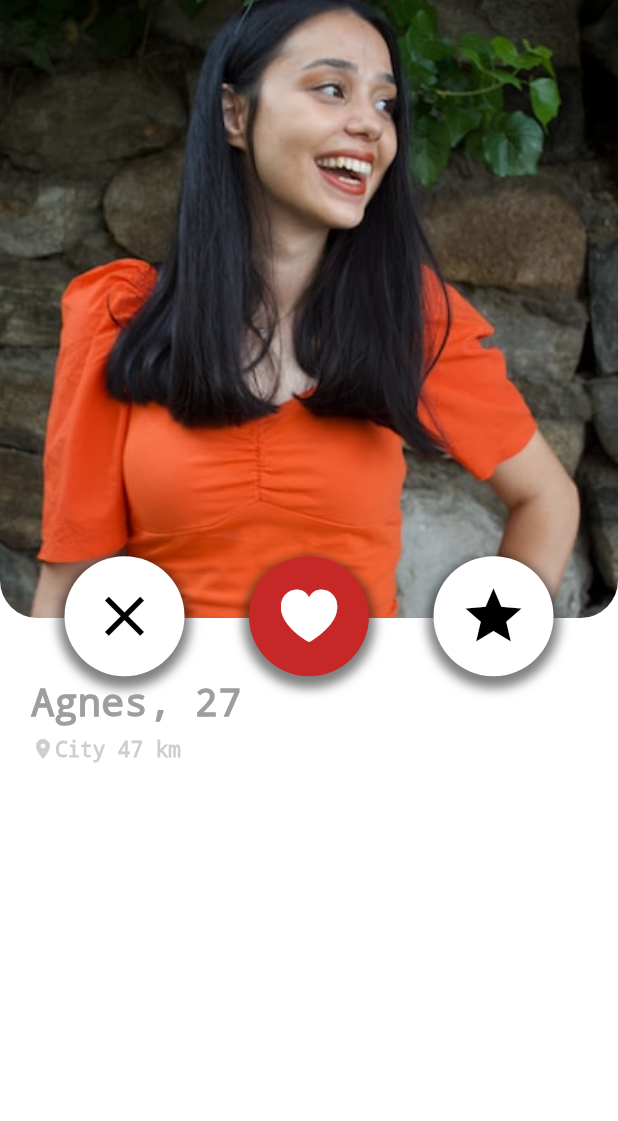
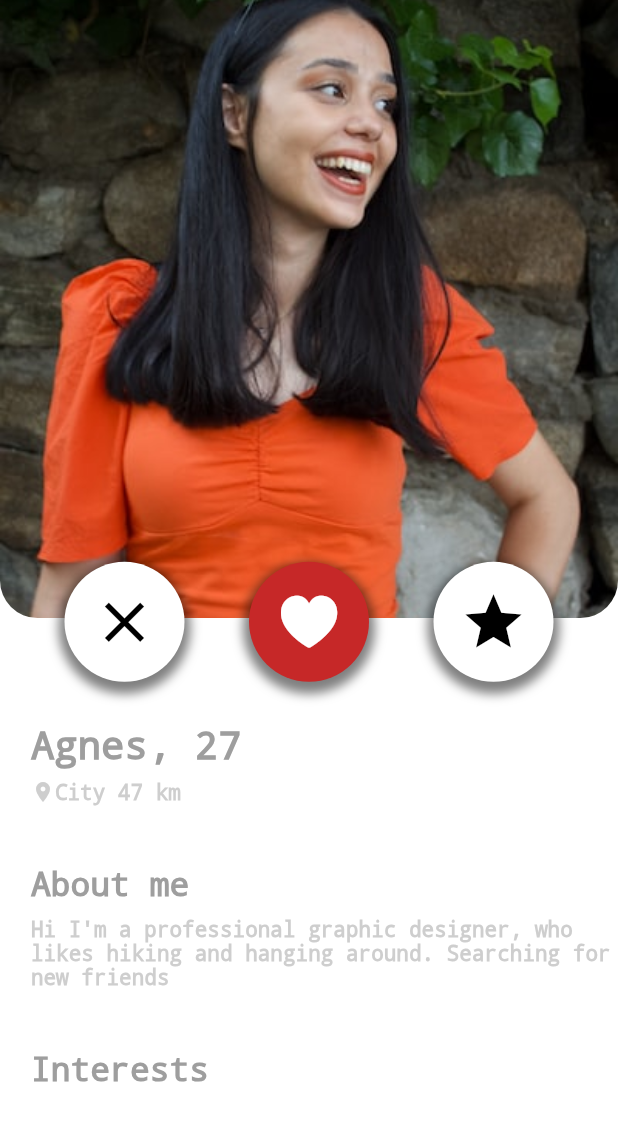
Before and after one commit to leon-mel/pometri, a Flutter app: the screen it shows after launch, on a phone screen of 412 x 824 dp. Shown: the top 1121 px of the screen. Run offline on Flutter 3.47's test engine with Material 2 defaults, Android fonts, the phone set to English and light mode, and no system bars; our stand-ins replace flutter_bounce, hexcolor.

Commit message:
finished ui profile

```diff
--- a/lib/navigator/profileScreen.dart
+++ b/lib/navigator/profileScreen.dart
@@ -12,7 +12,8 @@ class ProfileScreen extends StatelessWidget {
 
   @override
   Widget build(BuildContext context) {
-    return SafeArea(
+    return SingleChildScrollView(
+      child: SafeArea(
         child: Container(
           height: SizeConfig.screenHeight,
           width: SizeConfig.screenWidth,
@@ -38,7 +39,7 @@ class ProfileScreen extends StatelessWidget {
                       ),
                     ),
                     Positioned(
-                    top: SizeConfig.safeBlockVertical * 45,
+                      top: SizeConfig.screenHeight / 2.2,
                       child: SizedBox(
                         width: SizeConfig.screenWidth,
                         child: Row(
@@ -61,12 +62,12 @@ class ProfileScreen extends StatelessWidget {
                           ],
                         ),
                       ),
-                  )
+                    ),
                   ]),
               Padding(
                 padding: EdgeInsets.only(
                     left: SizeConfig.blockSizeHorizontal * 5,
-                  top: SizeConfig.blockSizeHorizontal * 10),
+                    top: SizeConfig.blockSizeHorizontal * 17),
                 child: Row(
                   children: [
                     Text(
@@ -111,8 +112,45 @@ class ProfileScreen extends StatelessWidget {
                             color: Colors.grey[500]?.withOpacity(0.5)))
                   ],
                 ),
-            )
+              ),
+              Padding(
+                padding: EdgeInsets.only(
+                    left: SizeConfig.blockSizeHorizontal * 5,
+                    top: SizeConfig.blockSizeHorizontal * 10),
+                child: Text(
+                  "About me",
+                  style: TextStyle(
+                      fontSize: 22,
+                      decoration: TextDecoration.none,
+                      color: Colors.grey[500]),
+                ),
+              ),
+              Padding(
+                padding: EdgeInsets.only(
+                    left: SizeConfig.blockSizeHorizontal * 5,
+                    top: SizeConfig.blockSizeHorizontal * 2),
+                child: Text(
+                  "Hi I'm a professional graphic designer, who likes hiking and hanging around. Searching for new friends",
+                  style: TextStyle(
+                      fontSize: 14,
+                      decoration: TextDecoration.none,
+                      color: Colors.grey[500]?.withOpacity(0.5)),
+                ),
+              ),
+              Padding(
+                padding: EdgeInsets.only(
+                    left: SizeConfig.blockSizeHorizontal * 5,
+                    top: SizeConfig.blockSizeHorizontal * 10),
+                child: Text(
+                  "Interests",
+                  style: TextStyle(
+                      fontSize: 22,
+                      decoration: TextDecoration.none,
+                      color: Colors.grey[500]),
+                ),
+              ),
             ],
+          ),
         ),
       ),
     );
```
Lines whose indentation alone changed are shown as unchanged.
